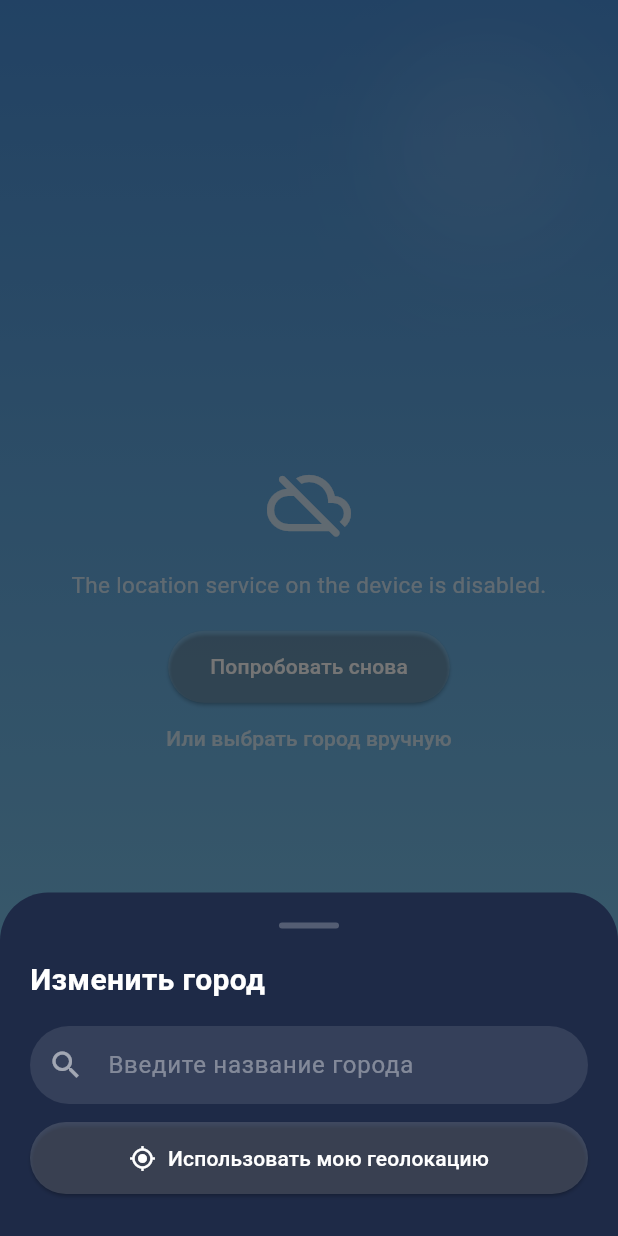
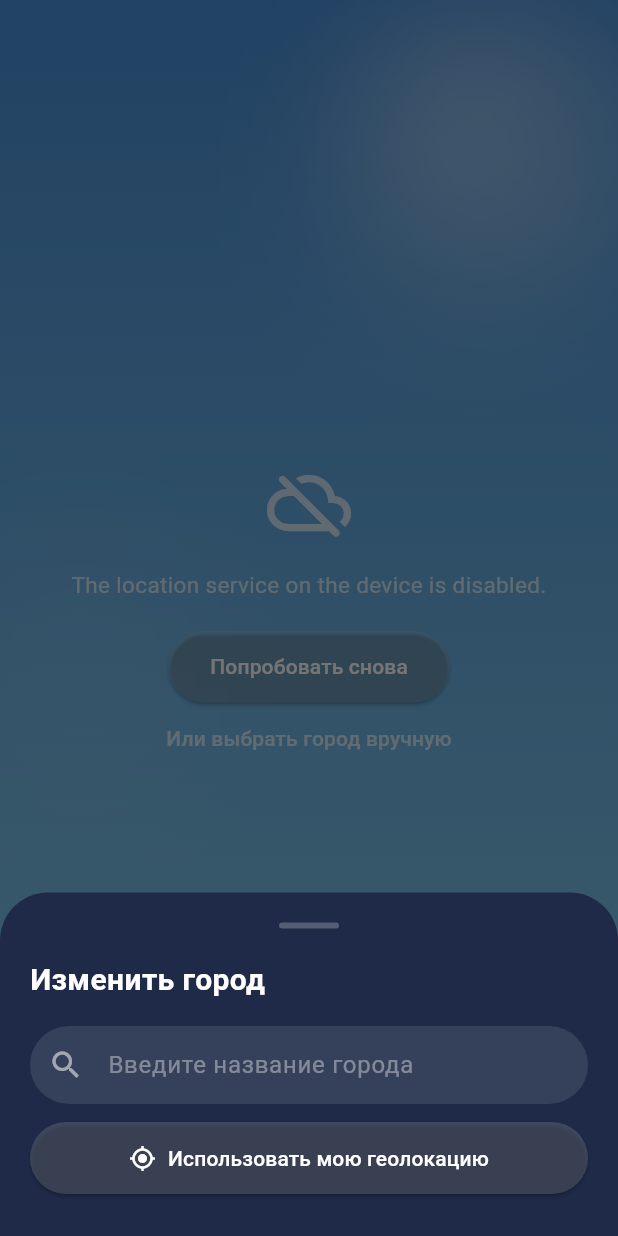
Before and after one commit to alexmargaryan4/weather_app, a Flutter app: the screen it shows after launch, after a tap on "Или выбрать город вручную", on a phone screen of 412 x 824 dp. Run offline on Flutter 3.47's test engine with Material 3 defaults, Android fonts, the phone set to English and light mode, and no system bars; our stand-ins replace geolocator, shared_preferences.

Commit message:
Add files via upload

```diff
--- a/weather_app/lib/widgets/weather_particles.dart
+++ b/weather_app/lib/widgets/weather_particles.dart
@@ -51,8 +51,10 @@ class _WeatherParticlesState extends State<WeatherParticles>
     if (code == '09' || code == '10' || code == '11') return _ParticleMode.rain;
     if (code == '13') return _ParticleMode.snow;
     if (isNight) return _ParticleMode.stars;
-    if (code == '01' || code == '02') return _ParticleMode.sunFlare;
-    return _ParticleMode.none;
+    // Днём при любой погоде без осадков (ясно, облачно, пасмурно) показываем
+    // мягкие солнечные блики — раньше это работало только для '01'/'02',
+    // и коды '03'/'04' (облачно/пасмурно) оставались вообще без анимации.
+    return _ParticleMode.sunFlare;
   }
 
   List<_Particle> _generateParticles(_ParticleMode mode) {
@@ -207,7 +209,7 @@ class _ParticlePainter extends CustomPainter {
   bool shouldRepaint(covariant _ParticlePainter oldDelegate) => true;
 }
 
-/// Мягкие вращающиеся блики света для ясной солнечной погоды.
+/// Мягкие вращающиеся блики света для ясной/облачной дневной погоды.
 class _SunFlarePainter extends CustomPainter {
   final double progress;
 
@@ -220,16 +222,28 @@ class _SunFlarePainter extends CustomPainter {
 
     for (int i = 0; i < 3; i++) {
       final localAngle = angle + (i * 2.1);
-      final radius = 40.0 + i * 26;
+      final radius = 55.0 + i * 34;
       final offset = Offset(
-        center.dx + math.cos(localAngle) * 6,
-        center.dy + math.sin(localAngle) * 6,
+        center.dx + math.cos(localAngle) * 14,
+        center.dy + math.sin(localAngle) * 14,
       );
       final paint = Paint()
-        ..color = Colors.white.withOpacity(0.05 - i * 0.01)
-        ..maskFilter = const MaskFilter.blur(BlurStyle.normal, 30);
+        ..color = Colors.white.withOpacity(0.16 - i * 0.03)
+        ..maskFilter = const MaskFilter.blur(BlurStyle.normal, 34);
       canvas.drawCircle(offset, radius, paint);
     }
+
+    // Дополнительный мягкий блик снизу-слева, чтобы сцена не выглядела пустой
+    // на широких экранах и было ощущение объёма даже без осадков.
+    final secondaryCenter = Offset(size.width * 0.15, size.height * 0.55);
+    final secondaryOffset = Offset(
+      secondaryCenter.dx + math.cos(-angle * 0.6) * 10,
+      secondaryCenter.dy + math.sin(-angle * 0.6) * 10,
+    );
+    final secondaryPaint = Paint()
+      ..color = Colors.white.withOpacity(0.06)
+      ..maskFilter = const MaskFilter.blur(BlurStyle.normal, 40);
+    canvas.drawCircle(secondaryOffset, 90, secondaryPaint);
   }
 
   @override
```
